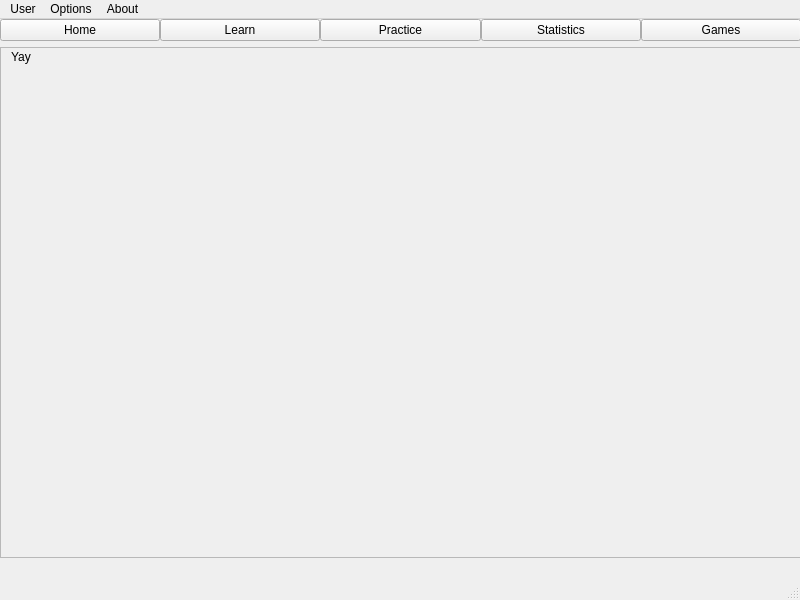
First picture: the form in src/ui/homepage.ui, repository AzariasB/QTypingTest, before the edit.
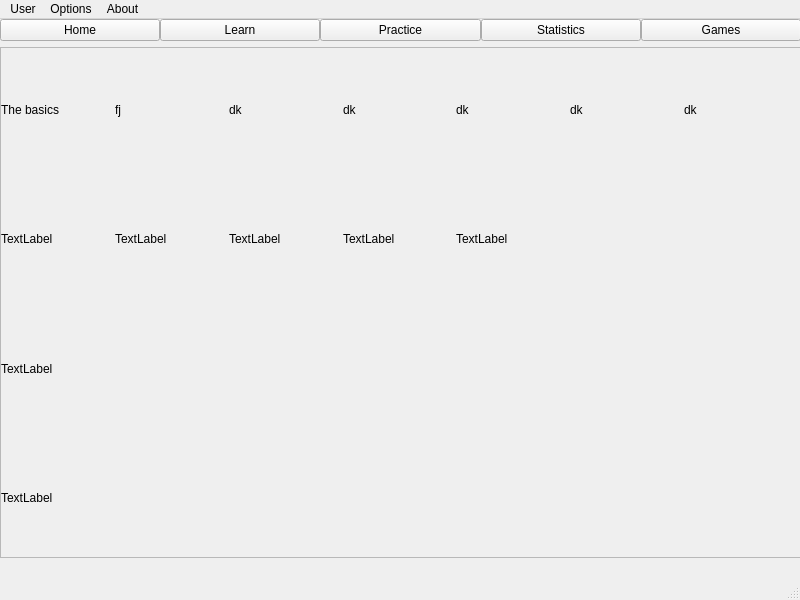
Second picture: the form after the edit.

Diff of the .ui file:
```diff
--- a/src/ui/homepage.ui
+++ b/src/ui/homepage.ui
@@ -101,18 +101,115 @@
                  <height>507</height>
                 </rect>
                </property>
-               <widget class="QLabel" name="label">
+               <widget class="QWidget" name="gridLayoutWidget">
                 <property name="geometry">
                  <rect>
-                  <x>10</x>
+                  <x>0</x>
                   <y>0</y>
-                  <width>67</width>
-                  <height>17</height>
+                  <width>791</width>
+                  <height>511</height>
                  </rect>
                 </property>
-                <property name="text">
-                 <string>Yay</string>
-                </property>
+                <layout class="QGridLayout" name="gridLayout">
+                 <item row="0" column="1">
+                  <widget class="QLabel" name="label_7">
+                   <property name="text">
+                    <string>fj</string>
+                   </property>
+                  </widget>
+                 </item>
+                 <item row="2" column="0">
+                  <widget class="QLabel" name="label">
+                   <property name="text">
+                    <string>TextLabel</string>
+                   </property>
+                  </widget>
+                 </item>
+                 <item row="3" column="0">
+                  <widget class="QLabel" name="label_5">
+                   <property name="text">
+                    <string>TextLabel</string>
+                   </property>
+                  </widget>
+                 </item>
+                 <item row="0" column="3">
+                  <widget class="QLabel" name="label_14">
+                   <property name="text">
+                    <string>dk</string>
+                   </property>
+                  </widget>
+                 </item>
+                 <item row="0" column="0">
+                  <widget class="QLabel" name="label_6">
+                   <property name="text">
+                    <string>The basics</string>
+                   </property>
+                  </widget>
+                 </item>
+                 <item row="1" column="4">
+                  <widget class="QLabel" name="label_11">
+                   <property name="text">
+                    <string>TextLabel</string>
+                   </property>
+                  </widget>
+                 </item>
+                 <item row="1" column="2">
+                  <widget class="QLabel" name="label_9">
+                   <property name="text">
+                    <string>TextLabel</string>
+                   </property>
+                  </widget>
+                 </item>
+                 <item row="1" column="3">
+                  <widget class="QLabel" name="label_10">
+                   <property name="text">
+                    <string>TextLabel</string>
+                   </property>
+                  </widget>
+                 </item>
+                 <item row="1" column="0">
+                  <widget class="QLabel" name="label_13">
+                   <property name="text">
+                    <string>TextLabel</string>
+                   </property>
+                  </widget>
+                 </item>
+                 <item row="1" column="1">
+                  <widget class="QLabel" name="label_12">
+                   <property name="text">
+                    <string>TextLabel</string>
+                   </property>
+                  </widget>
+                 </item>
+                 <item row="0" column="2">
+                  <widget class="QLabel" name="label_8">
+                   <property name="text">
+                    <string>dk</string>
+                   </property>
+                  </widget>
+                 </item>
+                 <item row="0" column="4">
+                  <widget class="QLabel" name="label_15">
+                   <property name="text">
+                    <string>dk</string>
+                   </property>
+                  </widget>
+                 </item>
+                 <item row="0" column="5">
+                  <widget class="QLabel" name="label_16">
+                   <property name="text">
+                    <string>dk</string>
+                   </property>
+                  </widget>
+                 </item>
+                 <item row="0" column="6">
+                  <widget class="QLabel" name="label_17">
+                   <property name="text">
+                    <string>dk</string>
+                   </property>
+                  </widget>
+                 </item>
+                </layout>
                </widget>
               </widget>
              </widget>
```
